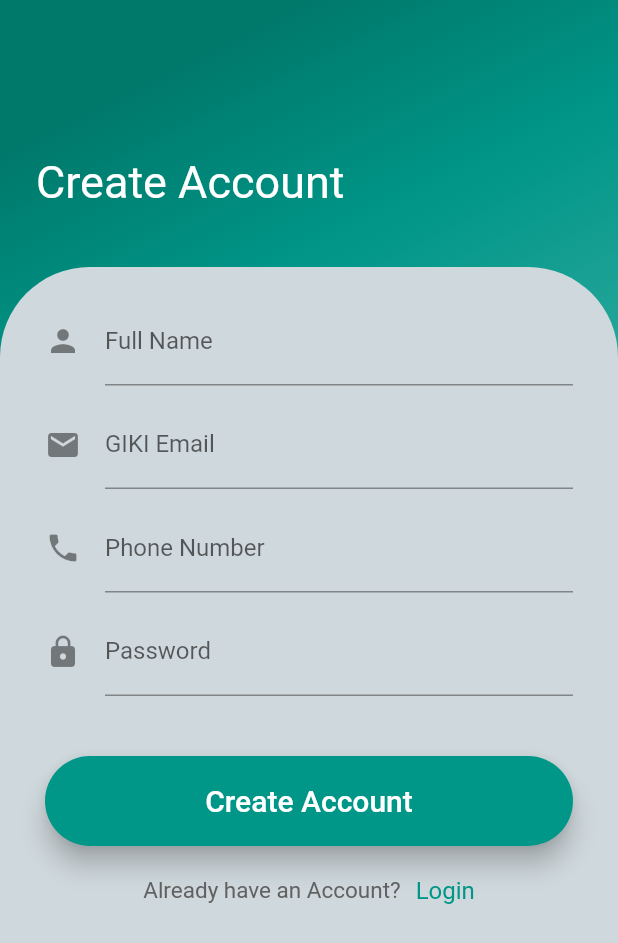
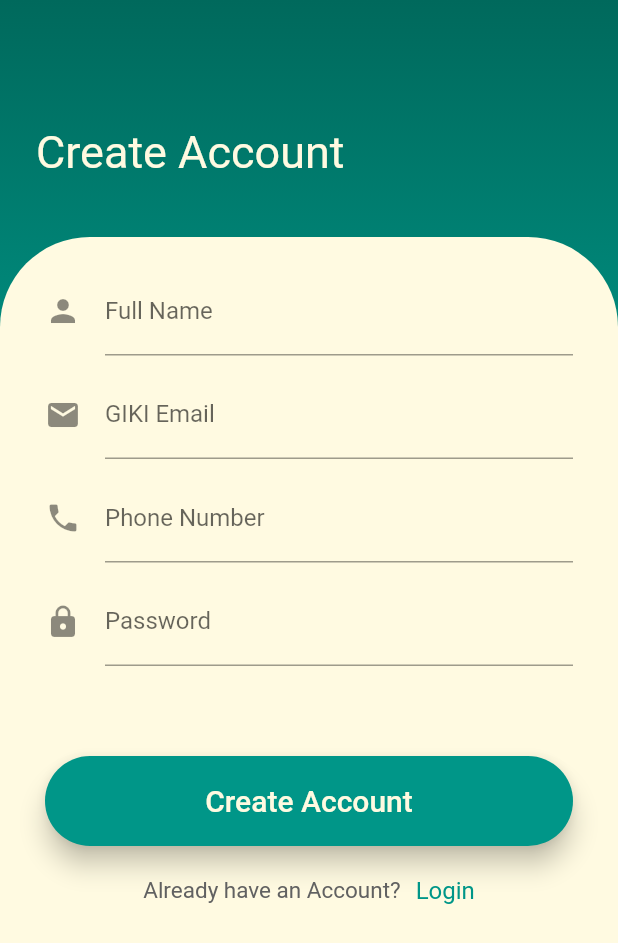
Before and after one commit to 44mkashif/gikiEats, a Flutter app: the screen it shows after launch, after a tap on "Create Account", on a phone screen of 412 x 824 dp. Shown: the top 943 px of the screen. Run offline on Flutter 3.47's test engine with Material 2 defaults, Android fonts, the phone set to English and light mode, and no system bars.

Commit message:
Welcome Page Created

```diff
--- a/lib/main.dart
+++ b/lib/main.dart
@@ -1,5 +1,5 @@
 import 'package:flutter/material.dart';
-import 'package:giki_eats/ui/home.dart';
+import 'package:giki_eats/ui/welcome.dart';
 
 void main() => runApp(MyApp());
 
@@ -11,7 +11,7 @@ class MyApp extends StatelessWidget {
       //To remove debug banner
       debugShowCheckedModeBanner: false,
       title: 'GIKI Eats',
-      home: new Home(),
+      home: new WelcomePage(),
       theme: ThemeData(
         primaryColor: Colors.teal,
       ),
--- a/lib/ui/home.dart
+++ b/lib/ui/home.dart
@@ -5,91 +5,7 @@ class Home extends StatelessWidget {
   @override
   Widget build(BuildContext context) {
     return Scaffold(
-      backgroundColor: Colors.blueGrey.shade50,
-      body: Column(
-        children: <Widget>[
-          Container(
-            alignment: Alignment.center,
-            padding: EdgeInsets.fromLTRB(0.0, 120.0, 0.0, 0.0),
-            child: Text(
-              'GIKI Eats',
-              style: TextStyle(
-                color: Colors.teal,
-                fontSize: 44.0,
-                fontWeight: FontWeight.w600,
-              ),
-            ),
-          ),
-          SizedBox(
-            height: 280.0,
-          ),
-          Padding(
-            padding: const EdgeInsets.fromLTRB(34.0, 0.0, 34.0, 0.0),
-            child: Container(
-              height: 60.0,
-              width: double.infinity,
-              child: RaisedButton(
-                shape: RoundedRectangleBorder(
-                  borderRadius: BorderRadius.circular(30.0),
-                  // side: BorderSide(
-                  //   color: Colors.teal,
-                  // ),
-                ),
-                elevation: 7.0,
-                onPressed: () {},
-                color: Colors.teal,
-                child: Text(
-                  "Login",
-                  style: TextStyle(
-                    color: Colors.white,
-                    fontSize: 20,
-                    fontWeight: FontWeight.w500,
-                  ),
-                ),
-              ),
-            ),
-          ),
-          Container(
-            alignment: Alignment.center,
-            height: 60.0,
-            child: Text(
-              'OR',
-            ),
-          ),
-          Padding(
-            padding: const EdgeInsets.fromLTRB(34.0, 0.0, 34.0, 0.0),
-            child: Container(
-              height: 60.0,
-              width: double.infinity,
-              child: RaisedButton(
-                shape: RoundedRectangleBorder(
-                  borderRadius: BorderRadius.circular(30.0),
-                  // side: BorderSide(
-                  //   color: Colors.teal,
-                  // ),
-                ),
-                elevation: 7.0,
-                onPressed: () {
-                  var router = new MaterialPageRoute(
-                    builder: (BuildContext context) => new SignUp(),
-                  );
 
-                  Navigator.of(context).push(router);
-                },
-                color: Colors.white,
-                child: Text(
-                  "Create Account",
-                  style: TextStyle(
-                    color: Colors.teal,
-                    fontSize: 20,
-                    fontWeight: FontWeight.w500,
-                  ),
-                ),
-              ),
-            ),
-          ),
-        ],
-      ),
     );
   }
 }
--- a/lib/ui/signup.dart
+++ b/lib/ui/signup.dart
@@ -1,4 +1,5 @@
 import 'package:flutter/material.dart';
+import 'package:giki_eats/util/config.dart';
 
 class SignUp extends StatefulWidget {
   @override
@@ -12,13 +13,16 @@ class _SignUpState extends State<SignUp> {
       body: Container(
         width: double.infinity,
         decoration: BoxDecoration(
+          // color: teal,
           gradient: LinearGradient(
             begin: Alignment.topCenter,
+            end: Alignment.bottomCenter,
             colors: [
-              Colors.teal[700],
-              Colors.teal[500],
-              Colors.teal[400],
-              Colors.teal[400],
+              Color.fromRGBO(0, 105, 92, 1),
+              Color.fromRGBO(0, 135, 121, 1),
+              Color.fromRGBO(81, 184, 160, 1),
+              Color.fromRGBO(178, 224, 187, 1),
+              Color.fromRGBO(253, 244, 179, 1),
             ],
           ),
         ),
@@ -26,14 +30,14 @@ class _SignUpState extends State<SignUp> {
           crossAxisAlignment: CrossAxisAlignment.start,
           children: <Widget>[
             SizedBox(
-              height: 80,
+              height: 60,
             ),
             Padding(
               padding: const EdgeInsets.all(24.0),
               child: Text(
                 'Create Account',
                 style: TextStyle(
-                  color: Colors.white,
+                  color: offwhite,
                   fontSize: 30.0,
                   fontWeight: FontWeight.w400,
                 ),
@@ -45,7 +49,7 @@ class _SignUpState extends State<SignUp> {
             Expanded(
               child: Container(
                 decoration: BoxDecoration(
-                  color: Colors.blueGrey.shade100,
+                  color: offwhite,
                   borderRadius: BorderRadius.only(
                     topLeft: Radius.circular(60),
                     topRight: Radius.circular(60),
@@ -90,7 +94,7 @@ class _SignUpState extends State<SignUp> {
                         obscureText: true,
                       ),
                       SizedBox(
-                        height: 40,
+                        height: 60,
                       ),
                       Container(
                         height: 60.0,
@@ -98,19 +102,16 @@ class _SignUpState extends State<SignUp> {
                         child: RaisedButton(
                           shape: RoundedRectangleBorder(
                             borderRadius: BorderRadius.circular(30.0),
-                            // side: BorderSide(
-                            //   color: Colors.teal,
-                            // ),
                           ),
                           elevation: 7.0,
                           onPressed: () {
                             debugPrint('Account Created...');
                           },
-                          color: Colors.teal,
+                          color: teal,
                           child: Text(
                             "Create Account",
                             style: TextStyle(
-                              color: Colors.white,
+                              color: offwhite,
                               fontSize: 20,
                               fontWeight: FontWeight.w500,
                             ),
@@ -146,7 +147,7 @@ class _SignUpState extends State<SignUp> {
                               child: Text(
                                 'Login',
                                 style: TextStyle(
-                                  color: Colors.teal,
+                                  color: teal,
                                   fontSize: 16,
                                 ),
                               ),
--- /dev/null
+++ b/lib/ui/welcome.dart
@@ -0,0 +1,164 @@
+import 'package:flutter/material.dart';
+import 'package:giki_eats/ui/signup.dart';
+import 'package:giki_eats/util/config.dart';
+
+class WelcomePage extends StatelessWidget {
+  @override
+  Widget build(BuildContext context) {
+    return Scaffold(
+      body: Container(
+        width: double.infinity,
+        decoration: BoxDecoration(
+          gradient: LinearGradient(
+            begin: Alignment.topCenter,
+            end: Alignment.bottomCenter,
+            colors: [
+              Colors.teal[700],
+              Colors.teal[600],
+              Colors.teal[500],
+              Colors.teal[400],
+              Colors.teal[300],
+              Colors.teal[200],
+              Colors.teal[100],
+              offwhite,
+              offwhite,
+            ],
+          ),
+        ),
+        child: Stack(
+          children: <Widget>[
+            Padding(
+              padding: const EdgeInsets.all(50.0),
+              child: Container(
+                alignment: Alignment.center,
+                child: Image.asset('images/food1.png'),
+              ),
+            ),
+            Padding(
+              padding: const EdgeInsets.fromLTRB(280, 180, 0, 0),
+              child: Container(
+                alignment: Alignment.topRight,
+                child: Image.asset('images/food21.png'),
+              ),
+            ),
+            Padding(
+              padding: const EdgeInsets.fromLTRB(0, 180, 280, 0),
+              child: Container(
+                alignment: Alignment.topLeft,
+                child: Image.asset('images/food31.png'),
+              ),
+            ),
+            Padding(
+              padding: const EdgeInsets.fromLTRB(0, 0, 250, 150),
+              child: Container(
+                alignment: Alignment.bottomLeft,
+                child: Image.asset('images/food41.png'),
+              ),
+            ),
+            Padding(
+              padding: const EdgeInsets.fromLTRB(250, 0, 0, 150),
+              child: Container(
+                alignment: Alignment.bottomRight,
+                child: Image.asset('images/food51.png'),
+              ),
+            ),
+            Container(
+              alignment: Alignment.topCenter,
+              padding: EdgeInsets.fromLTRB(0.0, 60.0, 0.0, 0.0),
+              child: Text(
+                'GIKI Eats',
+                textAlign: TextAlign.center,
+                style: TextStyle(
+                  color: offwhite,
+                  fontSize: 44.0,
+                  fontWeight: FontWeight.w600,
+                ),
+              ),
+            ),
+            Container(
+              alignment: Alignment.topCenter,
+              padding: EdgeInsets.fromLTRB(0.0, 140.0, 0.0, 0.0),
+              child: Text(
+                'Are You Hungry?',
+                textAlign: TextAlign.center,
+                style: TextStyle(
+                  color: offwhite,
+                  fontSize: 26.0,
+                  fontWeight: FontWeight.w400,
+                ),
+              ),
+            ),
+            Container(
+              alignment: Alignment.topCenter,
+              padding: EdgeInsets.fromLTRB(0.0, 190.0, 0.0, 0.0),
+              child: Text(
+                'ORDER NOW!',
+                //Our App will make your food ordering experience pleasant and fast.
+                textAlign: TextAlign.center,
+                style: TextStyle(
+                  color: offwhite,
+                  fontSize: 18,
+                  fontWeight: FontWeight.w400,
+                ),
+              ),
+            ),
+            Container(
+              alignment: Alignment.bottomCenter,
+              padding: const EdgeInsets.fromLTRB(34.0, 0.0, 34.0, 100.0),
+              child: Container(
+                height: 60.0,
+                width: double.infinity,
+                child: RaisedButton(
+                  shape: RoundedRectangleBorder(
+                    borderRadius: BorderRadius.circular(30.0),
+                  ),
+                  elevation: 7.0,
+                  onPressed: () {},
+                  color: offwhite,
+                  child: Text(
+                    "Login",
+                    style: TextStyle(
+                      color: teal,
+                      fontSize: 20,
+                      fontWeight: FontWeight.bold,
+                    ),
+                  ),
+                ),
+              ),
+            ),
+            Container(
+              alignment: Alignment.bottomCenter,
+              padding: const EdgeInsets.fromLTRB(34.0, 0.0, 34.0, 20.0),
+              child: Container(
+                height: 60.0,
+                width: double.infinity,
+                child: RaisedButton(
+                  shape: RoundedRectangleBorder(
+                    borderRadius: BorderRadius.circular(30.0),
+                  ),
+                  elevation: 7.0,
+                  onPressed: () {
+                    var router = new MaterialPageRoute(
+                      builder: (BuildContext context) => new SignUp(),
+                    );
+
+                    Navigator.of(context).push(router);
+                  },
+                  color: teal,
+                  child: Text(
+                    "Create Account",
+                    style: TextStyle(
+                      color: offwhite,
+                      fontSize: 20,
+                      fontWeight: FontWeight.bold,
+                    ),
+                  ),
+                ),
+              ),
+            ),
+          ],
+        ),
+      ),
+    );
+  }
+}
--- /dev/null
+++ b/lib/util/config.dart
@@ -0,0 +1,6 @@
+import 'package:flutter/material.dart';
+
+Color teal = Colors.teal;
+Color offwhite = Color.fromRGBO(255, 250, 225, 1);
+Color tealWhite = Colors.teal[50];
+Color white = Colors.white;
```
Also changed, not shown: pubspec.yaml (+11 -0 lines), images/food1.png (added), images/food2.png (added), images/food21.png (added), images/food3.png (added), images/food31.png (added), images/food4.png (added), images/food41.png (added), images/food5.png (added), images/food51.png (added).
